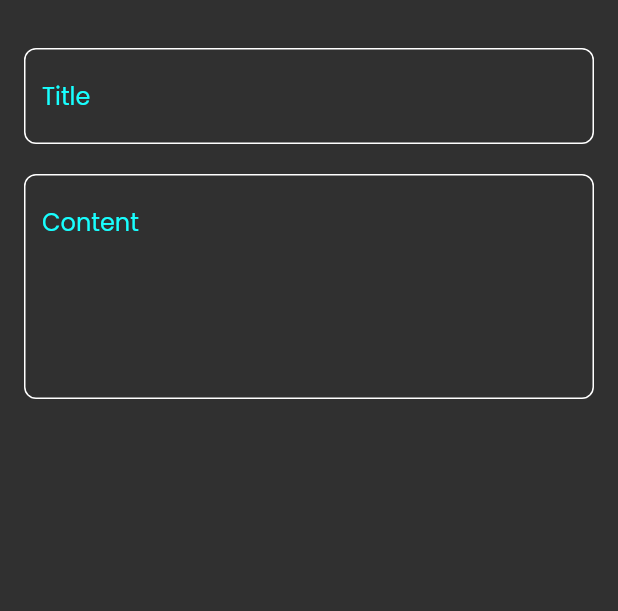
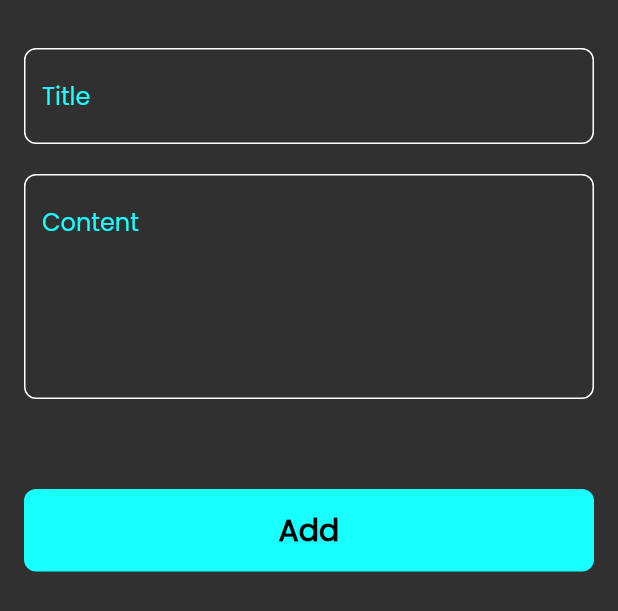
Before and after one commit to FarahSa1/notes_app, a Flutter app: the AddNoteBottomSheet widget shown alone on an empty page, opened directly, on a phone screen of 412 x 824 dp. Shown: the top 611 px of the screen. Run offline on Flutter 3.47's test engine with Material 3 defaults, Android fonts, the phone set to English and light mode, and no system bars; our stand-ins replace font_awesome_flutter.

Commit message:
finish notes bottom sheet

```diff
--- a/lib/widgets/add_note_bottom_sheet.dart
+++ b/lib/widgets/add_note_bottom_sheet.dart
@@ -1,4 +1,6 @@
 import 'package:flutter/material.dart';
+import 'package:notes_app/constants.dart';
+import 'package:notes_app/widgets/custom_button_.dart';
 import 'package:notes_app/widgets/custom_text_field.dart';
 
 class AddNoteBottomSheet extends StatelessWidget {
@@ -8,6 +10,7 @@ class AddNoteBottomSheet extends StatelessWidget {
   Widget build(BuildContext context) {
     return Padding(
       padding: const EdgeInsets.symmetric(horizontal: 16.0),
+      child: SingleChildScrollView(
         child: Column(
           children: const [
             SizedBox(height: 32,),
@@ -19,8 +22,11 @@ class AddNoteBottomSheet extends StatelessWidget {
               hintText: 'Content',
               maxLines: 5,
             ),
-
+            SizedBox(height: 60,),
+            CustomButton(),
+            SizedBox(height: 16,),
           ],
+        ),
       ),
     );
   }
--- /dev/null
+++ b/lib/widgets/custom_button_.dart
@@ -0,0 +1,20 @@
+import 'package:flutter/material.dart';
+import 'package:notes_app/constants.dart';
+
+class CustomButton extends StatelessWidget {
+  const CustomButton({super.key});
+
+  @override
+  Widget build(BuildContext context) {
+    return Container(
+      // width: double.infinity,
+      width: MediaQuery.of(context).size.width,
+      height: 55,
+      decoration: BoxDecoration(
+        color: kPrimaryColor,
+        borderRadius: BorderRadius.circular(8)
+      ),
+      child: Center(child: const Text('Add', style: TextStyle(color: Colors.black, fontSize: 20, fontWeight: FontWeight.bold),)),
+    );
+  }
+}
```
Lines whose indentation alone changed are shown as unchanged.
